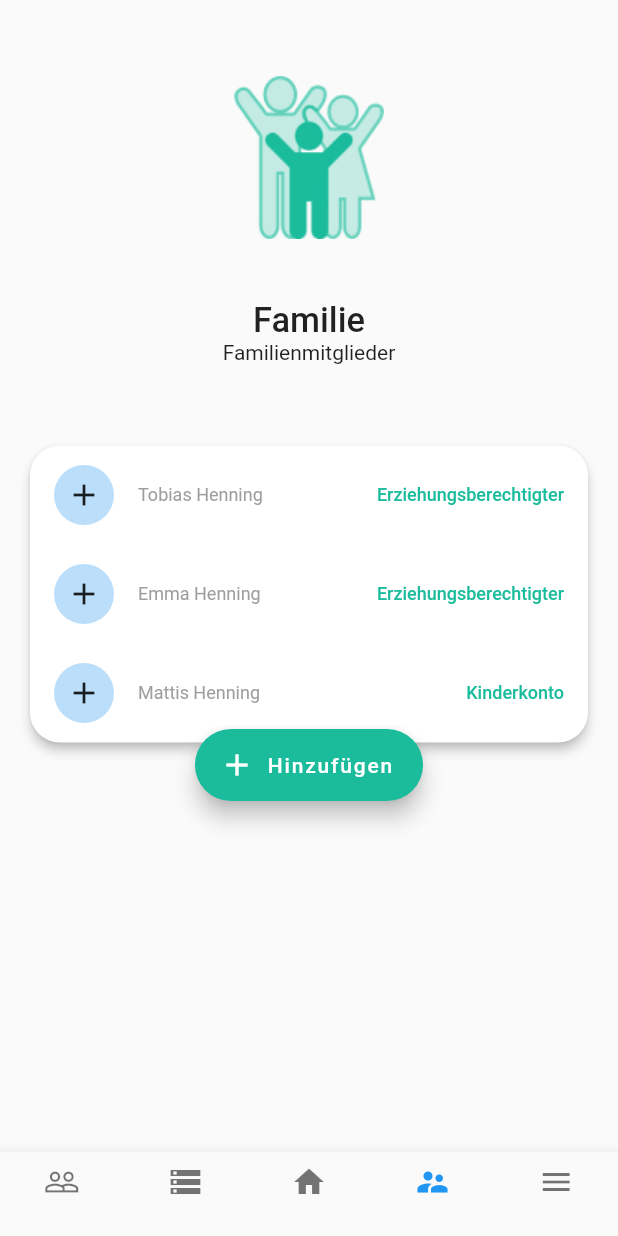
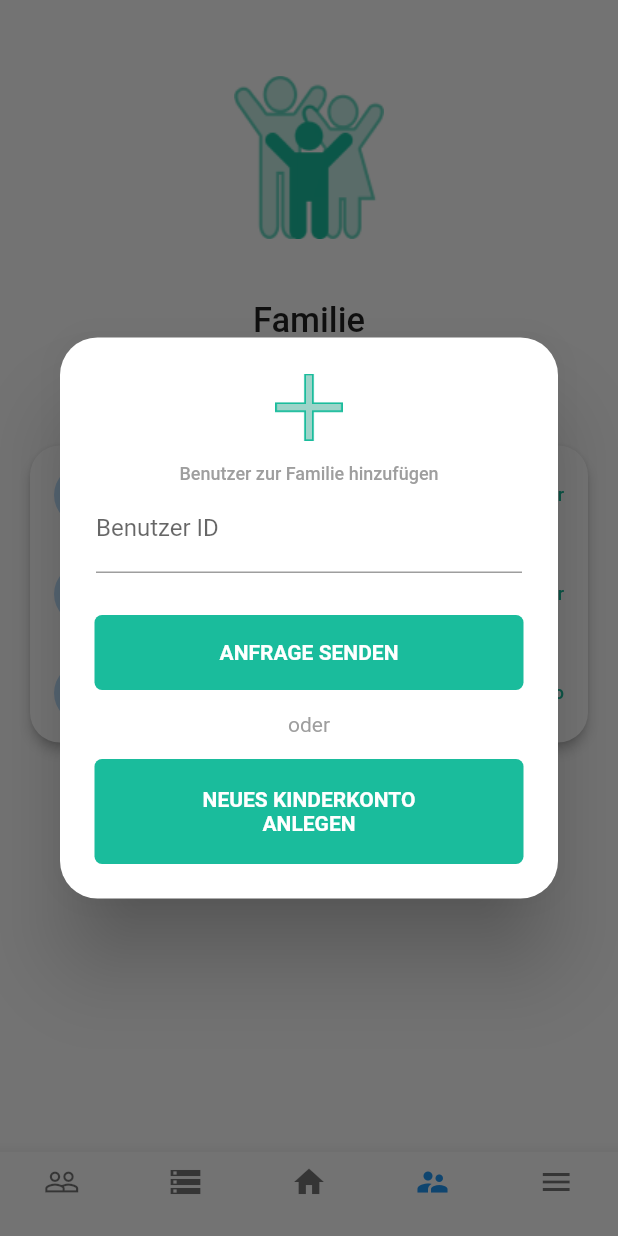
Before and after one commit to JanSchlte/gomobie_, a Flutter app: the Home screen opened by its route, item 4 of the bottom bar chosen, after a tap on "Hinzufügen", on a phone screen of 412 x 824 dp. Run offline on Flutter 3.47's test engine with Material 2 defaults, Android fonts, the phone set to English and light mode, and no system bars; our stand-ins replace cloud_firestore, firebase_auth; accounts and stored records are empty; generated files the repository leaves out were written again; Roboto replaces fonts that are missing (Metropolis).

Commit message:
Started to create the alert dialog on the family_page

```diff
--- a/lib/pages/home/family.dart
+++ b/lib/pages/home/family.dart
@@ -4,6 +4,114 @@ import 'package:gomobie/pages/home/transactions.dart';
 import 'package:gomobie/widgets/home/family/family_card.dart';
 
 class Family extends StatelessWidget {
+  showAlertDialog(BuildContext context) {
+    Widget requestButton = Padding(
+      padding: EdgeInsets.only(left: 15, right: 15, bottom: 15),
+      child: SizedBox(
+        height: 50,
+        width: 380,
+        child: FlatButton(
+          shape: RoundedRectangleBorder(
+            borderRadius: BorderRadius.all(
+              Radius.circular(5),
+            ),
+          ),
+          child: Text(
+            'ANFRAGE SENDEN',
+            style: TextStyle(color: Colors.white, fontWeight: FontWeight.bold),
+          ),
+          color: Color(0xFF1ABC9C),
+          onPressed: () {
+            //TODO: Implement Backend (Anfrage senden)
+          },
+        ),
+      ),
+    );
+
+    Widget createAccountButton = Padding(
+      padding: EdgeInsets.only(left: 15, right: 15, bottom: 15),
+      child: SizedBox(
+        height: 70,
+        width: 380,
+        child: FlatButton(
+          shape: RoundedRectangleBorder(
+            borderRadius: BorderRadius.all(
+              Radius.circular(5),
+            ),
+          ),
+          child: Text(
+            'NEUES KINDERKONTO \n'
+            'ANLEGEN',
+            textAlign: TextAlign.center,
+            style: TextStyle(color: Colors.white, fontWeight: FontWeight.bold),
+          ),
+          color: Color(0xFF1ABC9C),
+          onPressed: () {
+            //TODO: Zum Kinderkonto-Erstellen Screen navigieren
+          },
+        ),
+      ),
+    );
+
+    AlertDialog alert = AlertDialog(
+      shape: RoundedRectangleBorder(
+        borderRadius: BorderRadius.all(
+          Radius.circular(25),
+        ),
+      ),
+      title: SingleChildScrollView(
+        child: Column(
+          children: <Widget>[
+            Image.asset(
+              'assets/general_assets/plus.png',
+              height: 45,
+            ),
+            SizedBox(
+              height: 15,
+            ),
+            Text(
+              'Benutzer zur Familie hinzufügen',
+              textAlign: TextAlign.center,
+              style: TextStyle(
+                color: Colors.grey.shade500,
+                fontSize: 12,
+              ),
+            ),
+            TextField(
+              decoration: InputDecoration(
+                labelText: 'Benutzer ID',
+                //TODO: Avoid Bottom Overflow despite SingelChildScrollView
+              ),
+            ),
+          ],
+        ),
+      ),
+      actions: [
+        requestButton,
+        Center(
+          child: Text(
+            'oder',
+            textAlign: TextAlign.center,
+            style: TextStyle(
+              color: Colors.grey.shade500,
+            ),
+          ),
+        ),
+        SizedBox(
+          height: 15,
+        ),
+        createAccountButton
+      ],
+    );
+
+    showDialog(
+      context: context,
+      builder: (BuildContext context) {
+        return alert;
+      },
+    );
+  }
+
   @override
   Widget build(BuildContext context) {
     return SafeArea(
@@ -49,7 +157,9 @@ class Family extends StatelessWidget {
                   child: Align(
                     alignment: Alignment.bottomCenter,
                     child: FloatingActionButton.extended(
-                      onPressed: () {},
+                      onPressed: () {
+                        showAlertDialog(context);
+                      },
                       label: Text('Hinzufügen'),
                       icon: Icon(Icons.add),
                     ),
```
Also changed, not shown: assets/general_assets/2.0x/plus.png (added), assets/general_assets/3.0x/plus.png (added), assets/general_assets/4.0x/plus.png (added), assets/general_assets/plus.png (added).
